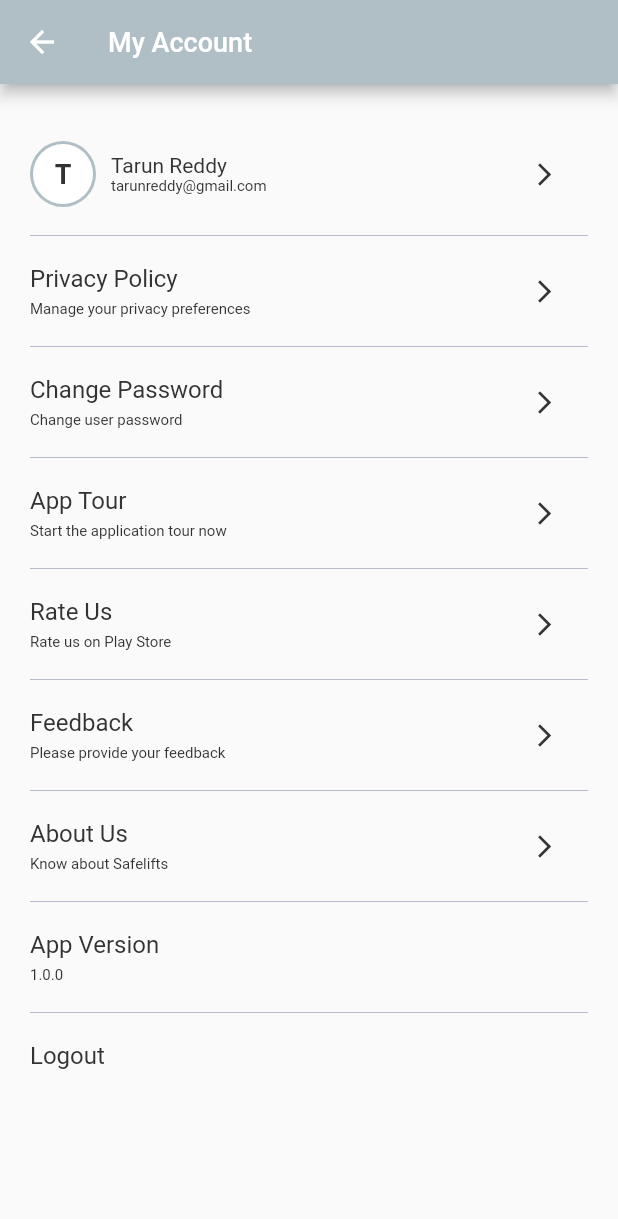
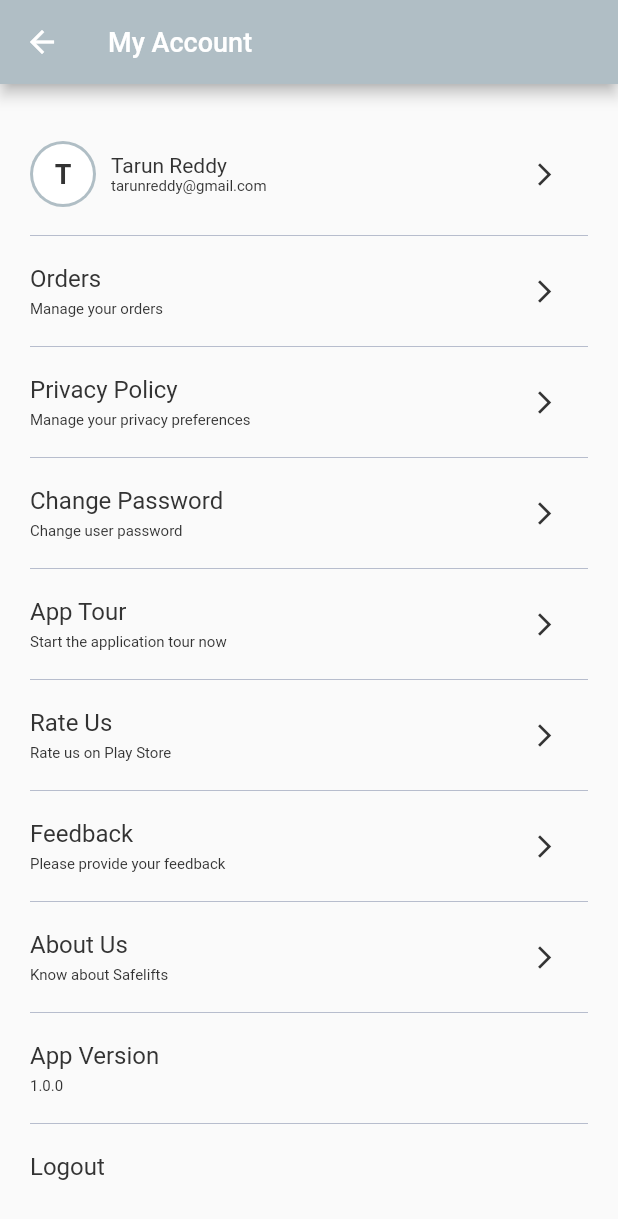
Before and after one commit to tulasireddytulasi/flutter_coconut_selling_app, a Flutter app: the screen it shows after launch, item 3 of the bottom bar chosen, on a phone screen of 412 x 824 dp. Shown: the top 1219 px of the screen. Run offline on Flutter 3.47's test engine with Material 2 defaults, Android fonts, the phone set to English and light mode, and no system bars; our stand-ins replace shared_preferences.

Commit message:
Added orders widget

```diff
--- a/lib/screens/account/account.dart
+++ b/lib/screens/account/account.dart
@@ -64,7 +64,12 @@ class _MyAccountState extends State<MyAccount> {
                     userMobileNo: userMobileNo,
                   ),
                   const HorizontalDividerWidget(),
-                  MenuList(
+                  const MenuList(
+                    label: "Orders",
+                    subLabel: "Manage your orders",
+                  ),
+                  const HorizontalDividerWidget(),
+                  const MenuList(
                     label: "Privacy Policy",
                     subLabel: "Manage your privacy preferences",
                   ),
```
